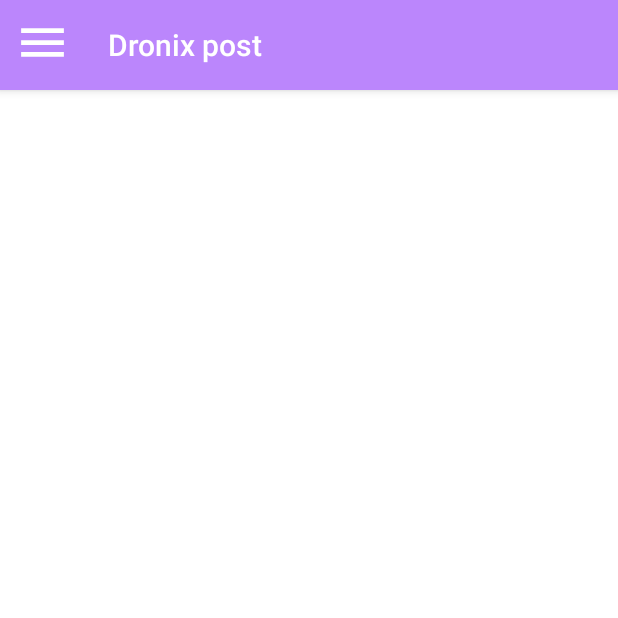
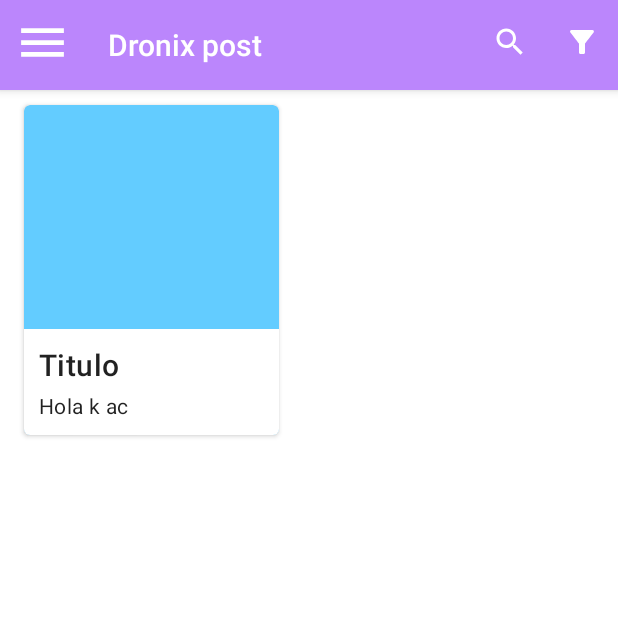
Before and after one commit to ManuelCuri/Continua3, an Android app: the fragment HomePage placed in its activity, on a phone screen of 412 x 824 dp, the top half of it. Run offline under Robolectric (Android 15) with nearby library versions, the phone set to English and light mode, and no system bars.

Commit message:
implementacion de layouts

```diff
--- a/app/src/main/java/com/example/continua3/HomePage.java
+++ b/app/src/main/java/com/example/continua3/HomePage.java
@@ -13,6 +13,13 @@ import androidx.appcompat.widget.Toolbar;
 import androidx.fragment.app.Fragment;
 
 public class HomePage extends Fragment {
+
+    @Override
+    public void onCreate(Bundle savedInstanceState) {
+        super.onCreate(savedInstanceState);
+        setHasOptionsMenu(true);
+    }
+
     @Override
     public View onCreateView (@NonNull LayoutInflater inflater, ViewGroup container, Bundle savedInstanceState){
         View view = inflater.inflate(R.layout.home_page, container, false);
@@ -30,4 +37,10 @@ public class HomePage extends Fragment {
             activity.setSupportActionBar(toolbar);
         }
     }
+
+    @Override
+    public void onCreateOptionsMenu(Menu menu,MenuInflater menuInflater) {
+        menuInflater.inflate(R.menu.toolbar_menu, menu);
+        super.onCreateOptionsMenu(menu,menuInflater);
+    }
 }
--- /dev/null
+++ b/app/src/main/res/drawable/ic_baseline_filter_alt_24.xml
@@ -0,0 +1,5 @@
+<vector android:height="24dp" android:tint="#FFFFFF"
+    android:viewportHeight="24" android:viewportWidth="24"
+    android:width="24dp" xmlns:android="http://schemas.android.com/apk/res/android">
+    <path android:fillColor="@android:color/white" android:pathData="M4.25,5.61C6.27,8.2 10,13 10,13v6c0,0.55 0.45,1 1,1h2c0.55,0 1,-0.45 1,-1v-6c0,0 3.72,-4.8 5.74,-7.39C20.25,4.95 19.78,4 18.95,4H5.04C4.21,4 3.74,4.95 4.25,5.61z"/>
+</vector>
--- /dev/null
+++ b/app/src/main/res/drawable/ic_baseline_search_24.xml
@@ -0,0 +1,5 @@
+<vector android:height="24dp" android:tint="#FFFFFF"
+    android:viewportHeight="24" android:viewportWidth="24"
+    android:width="24dp" xmlns:android="http://schemas.android.com/apk/res/android">
+    <path android:fillColor="@android:color/white" android:pathData="M15.5,14h-0.79l-0.28,-0.27C15.41,12.59 16,11.11 16,9.5 16,5.91 13.09,3 9.5,3S3,5.91 3,9.5 5.91,16 9.5,16c1.61,0 3.09,-0.59 4.23,-1.57l0.27,0.28v0.79l5,4.99L20.49,19l-4.99,-5zM9.5,14C7.01,14 5,11.99 5,9.5S7.01,5 9.5,5 14,7.01 14,9.5 11.99,14 9.5,14z"/>
+</vector>
--- a/app/src/main/res/layout/home_page.xml
+++ b/app/src/main/res/layout/home_page.xml
@@ -19,18 +19,39 @@
             app:navigationIcon="@drawable/ic_baseline_menu_24"
             />
     </com.google.android.material.appbar.AppBarLayout>
+    <com.google.android.material.card.MaterialCardView
+        android:layout_width="170dp"
+        android:layout_height="220dp"
+        android:layout_marginBottom="16dp"
+        android:layout_marginTop="70dp"
+        android:layout_marginLeft="16dp"
+        android:layout_marginRight="16dp"
+        app:cardBackgroundColor="@color/lightblue"
+        app:cardCornerRadius="4dp"
+        app:cardElevation="@dimen/cardview_default_elevation"
+        >
         <LinearLayout
             android:layout_width="match_parent"
             android:layout_height="wrap_content"
+            android:layout_gravity="bottom"
+            android:background="#ffffff"
             android:orientation="vertical"
+            android:padding="8dp"
             >
             <TextView
-            android:layout_width="wrap_content"
+                android:layout_width="match_parent"
                 android:layout_height="wrap_content"
-            android:layout_gravity="center_horizontal"
-            android:textSize="24dp"
-            android:text="Hola a todos XD"
+                android:padding="2dp"
+                android:text="@string/product_title"
+                android:textAppearance="@style/TextAppearance.MaterialComponents.Headline6"
+                />
+            <TextView
+                android:layout_width="match_parent"
+                android:layout_height="wrap_content"
+                android:padding="2dp"
+                android:text="@string/product_description"
+                android:textAppearance="@style/TextAppearance.MaterialComponents.Body2"
                 />
         </LinearLayout>
-
+    </com.google.android.material.card.MaterialCardView>
 </FrameLayout>
--- /dev/null
+++ b/app/src/main/res/menu/toolbar_menu.xml
@@ -0,0 +1,18 @@
+<?xml version="1.0" encoding="utf-8"?>
+<menu xmlns:android="http://schemas.android.com/apk/res/android"
+    xmlns:app="http://schemas.android.com/apk/res-auto"
+    android:layout_width="match_parent"
+    android:layout_height="match_parent">
+    <item
+        android:id="@+id/search"
+        android:icon="@drawable/ic_baseline_search_24"
+        android:title="@string/search_title"
+        app:showAsAction="always"
+        />
+    <item
+        android:id="@+id/filter"
+        android:icon="@drawable/ic_baseline_filter_alt_24"
+        android:title="@string/filter_title"
+        app:showAsAction="always"
+        />
+</menu>
--- a/app/src/main/res/values/strings.xml
+++ b/app/src/main/res/values/strings.xml
@@ -6,4 +6,8 @@
     <string name="login_button">Login</string>
     <string name="login_cancel_button">Cancel</string>
     <string name="login_error_message">La contraseña debe contener al menos 6 caracteres</string>
+    <string name="search_title">Search</string>
+    <string name="filter_title">Title</string>
+    <string name="product_title">Titulo</string>
+    <string name="product_description">Hola k ac</string>
 </resources>
```
Lines whose indentation alone changed are shown as unchanged.
